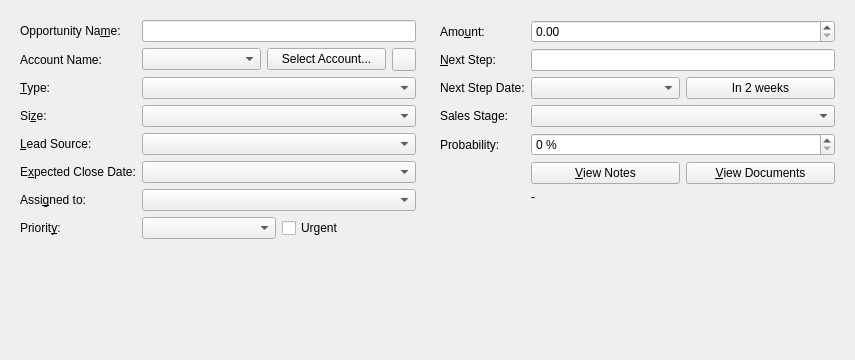
Above: client/src/details/opportunitydetails.ui from KDAB/FatCRM before the change. Below: the same form after it.
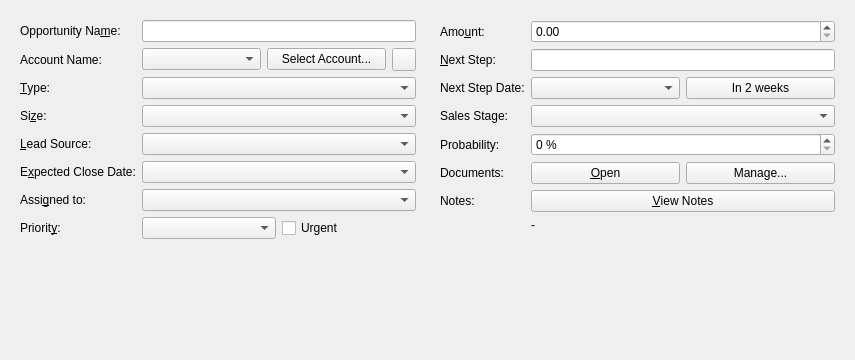
That is the form after the change. Icons and pictures are not drawn. Custom widgets are drawn as their Qt base class.

Commit message:
accounts/opps: Simplify opening documents
Allow to open documents by simply pressing a button which opens an
action menu with the names of the attached files. Avoids having to open
yet another popup and find the resp. document in the list there.

```diff
--- a/client/src/details/opportunitydetails.ui
+++ b/client/src/details/opportunitydetails.ui
@@ -256,31 +256,32 @@
         </property>
        </widget>
       </item>
-      <item row="5" column="1">
-       <layout class="QHBoxLayout" name="horizontalLayout_4">
-        <item>
-         <widget class="QPushButton" name="viewNotesButton">
-          <property name="text">
-           <string>&amp;View Notes</string>
-          </property>
-          <property name="icon">
-           <iconset theme="view-pim-notes"/>
-          </property>
-         </widget>
-        </item>
-        <item>
-         <widget class="QPushButton" name="viewDocumentsButton">
-          <property name="text">
-           <string>&amp;View Documents</string>
-          </property>
-          <property name="icon">
-           <iconset theme="folder-documents"/>
-          </property>
-         </widget>
-        </item>
-       </layout>
+      <item row="6" column="0">
+       <widget class="QLabel" name="label_10">
+        <property name="text">
+         <string>Documents:</string>
+        </property>
+       </widget>
       </item>
-      <item row="6" column="1">
+      <item row="8" column="0">
+       <widget class="QLabel" name="label_14">
+        <property name="text">
+         <string>Notes:</string>
+        </property>
+       </widget>
+      </item>
+      <item row="8" column="1">
+       <widget class="QPushButton" name="viewNotesButton">
+        <property name="text">
+         <string>&amp;View Notes</string>
+        </property>
+        <property name="icon">
+         <iconset theme="view-pim-notes">
+          <normaloff>.</normaloff>.</iconset>
+        </property>
+       </widget>
+      </item>
+      <item row="9" column="1">
        <widget class="QLabel" name="urllabel">
         <property name="text">
          <string>-</string>
@@ -290,6 +291,31 @@
         </property>
        </widget>
       </item>
+      <item row="6" column="1">
+       <layout class="QHBoxLayout" name="horizontalLayout">
+        <item>
+         <widget class="QPushButton" name="viewDocumentsButton">
+          <property name="text">
+           <string>&amp;Open</string>
+          </property>
+          <property name="icon">
+           <iconset theme="document-open">
+            <normaloff>.</normaloff>.</iconset>
+          </property>
+         </widget>
+        </item>
+        <item>
+         <widget class="QPushButton" name="manageDocumentsButton">
+          <property name="text">
+           <string>Manage...</string>
+          </property>
+          <property name="icon">
+           <iconset theme="document-edit"/>
+          </property>
+         </widget>
+        </item>
+       </layout>
+      </item>
      </layout>
     </widget>
    </item>
```
Left out of the diff: 2 changed lines with no effect on the pictures. The commit also changes 8 other files.
